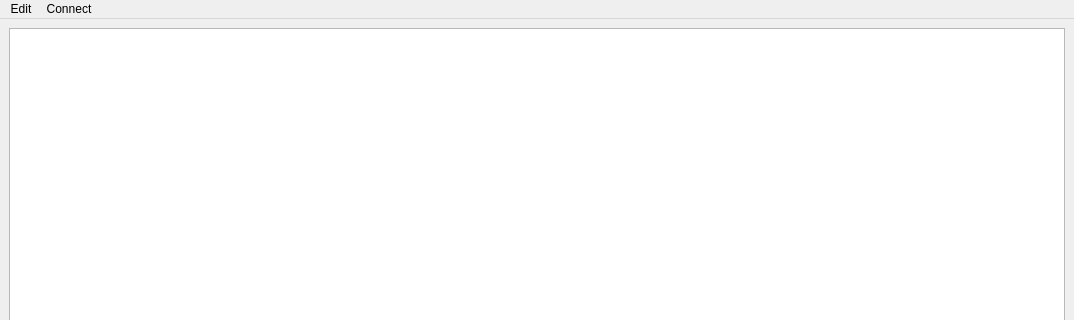
Old version of the form ui_files/SatelliteTracker.ui in the repository z-taylor/Satellite-tracker-reworked; both pictures show x 0 to 1074 and y 0 to 320 of the 1074 by 525 pixel window.
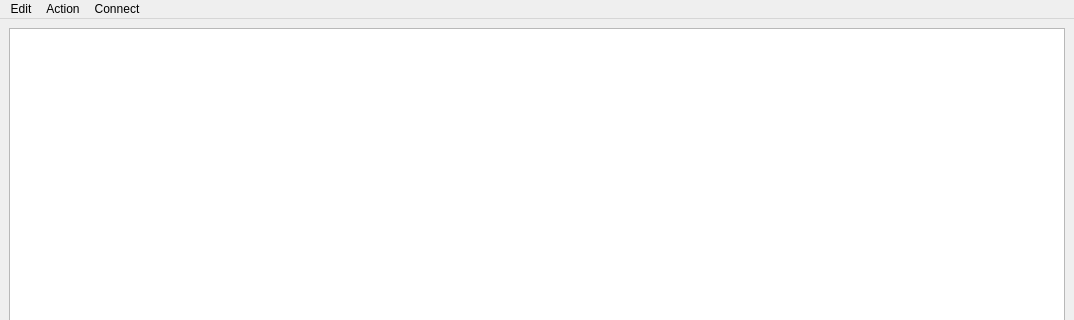
New version of the form.

Patch:
```diff
--- a/ui_files/SatelliteTracker.ui
+++ b/ui_files/SatelliteTracker.ui
@@ -64,7 +64,15 @@
     <addaction name="actionRadio"/>
     <addaction name="actionRotator"/>
    </widget>
+   <widget class="QMenu" name="menuAction">
+    <property name="title">
+     <string>Action</string>
+    </property>
+    <addaction name="actionManual_TLE_update"/>
+    <addaction name="actionUpdate_transmitters_json"/>
+   </widget>
    <addaction name="menuwasd"/>
+   <addaction name="menuAction"/>
    <addaction name="menuConnect"/>
   </widget>
   <widget class="QStatusBar" name="statusbar"/>
```
Left out of the diff: 17 changed lines with no effect on the pictures.
